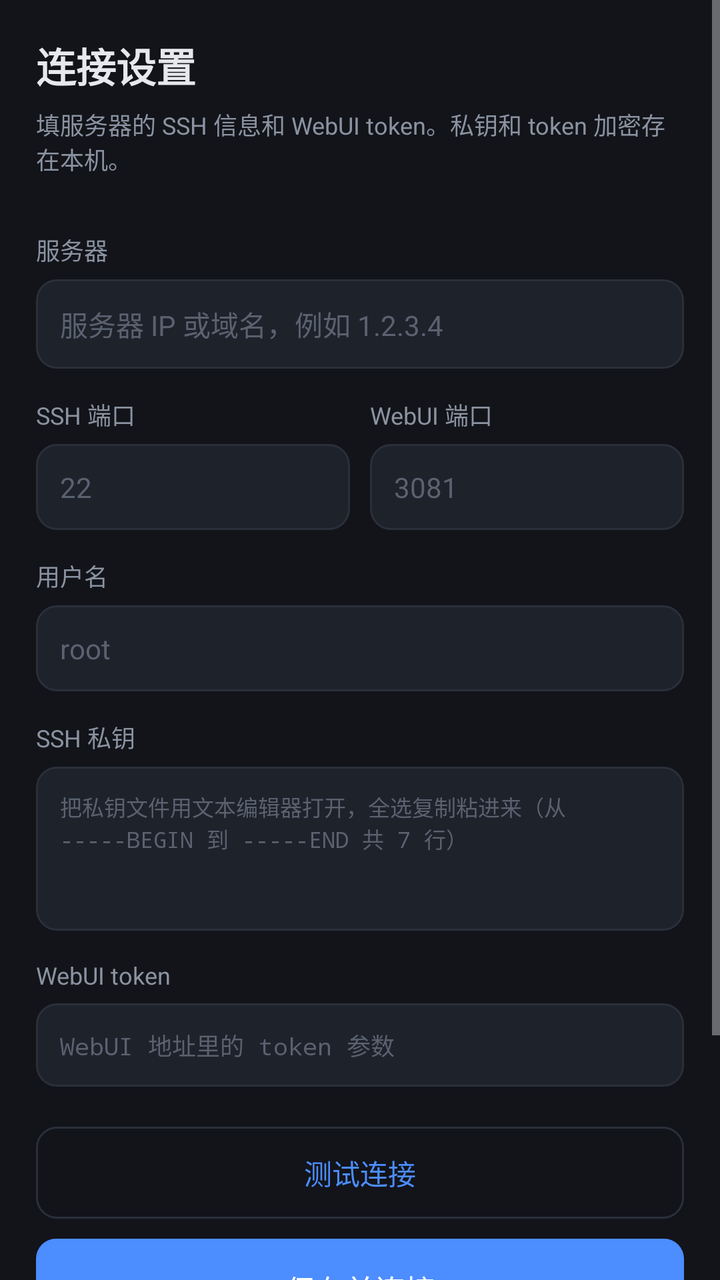
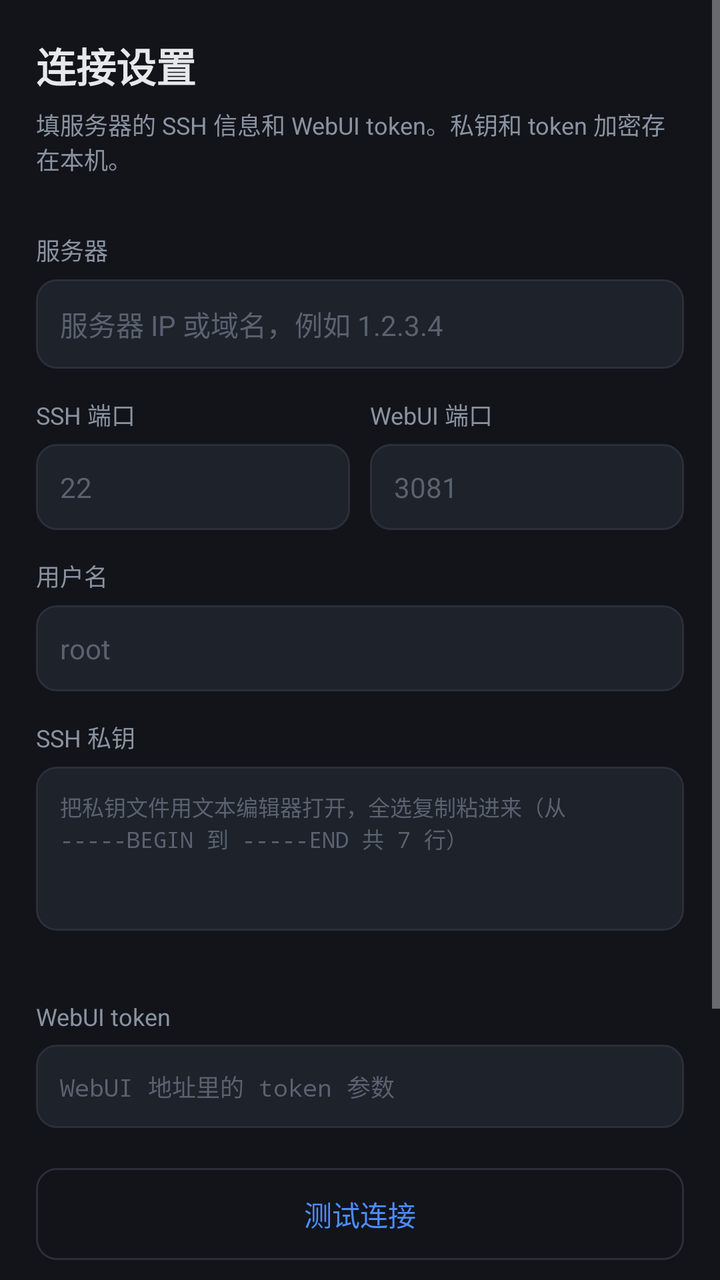

The first picture is an Android layout as it rendered before a commit; the second is the same layout after the commit. The layout source and the unified diff follow.
<!-- AndroidManifest.xml: application theme AppTheme -->
<!-- res/layout/activity_settings.xml -->
<?xml version="1.0" encoding="utf-8"?>
<ScrollView xmlns:android="http://schemas.android.com/apk/res/android"
    android:layout_width="match_parent"
    android:layout_height="match_parent"
    android:background="@color/bg"
    android:fillViewport="true">

    <LinearLayout
        android:layout_width="match_parent"
        android:layout_height="wrap_content"
        android:orientation="vertical"
        android:padding="18dp">

        <TextView
            android:layout_width="wrap_content"
            android:layout_height="wrap_content"
            android:text="@string/settings_title"
            android:textColor="@color/fg"
            android:textSize="20sp"
            android:textStyle="bold"/>

        <TextView
            android:layout_width="wrap_content"
            android:layout_height="wrap_content"
            android:layout_marginTop="6dp"
            android:layout_marginBottom="14dp"
            android:text="@string/settings_desc"
            android:textColor="@color/muted"
            android:textSize="12sp"/>

        <TextView style="@style/Label" android:text="@string/l_host"/>
        <EditText
            android:id="@+id/eHost"
            style="@style/Field"
            android:hint="服务器 IP 或域名，例如 1.2.3.4"
            android:inputType="textUri"/>

        <LinearLayout
            android:layout_width="match_parent"
            android:layout_height="wrap_content"
            android:orientation="horizontal">

            <LinearLayout
                android:layout_width="0dp"
                android:layout_height="wrap_content"
                android:layout_weight="1"
                android:orientation="vertical">
                <TextView style="@style/Label" android:text="@string/l_port"/>
                <EditText
                    android:id="@+id/ePort"
                    style="@style/Field"
                    android:hint="22"
                    android:inputType="number"/>
            </LinearLayout>

            <LinearLayout
                android:layout_width="0dp"
                android:layout_height="wrap_content"
                android:layout_weight="1"
                android:layout_marginStart="10dp"
                android:orientation="vertical">
                <TextView style="@style/Label" android:text="@string/l_webport"/>
                <EditText
                    android:id="@+id/eWebPort"
                    style="@style/Field"
                    android:hint="3081"
                    android:inputType="number"/>
            </LinearLayout>
        </LinearLayout>

        <TextView style="@style/Label" android:text="@string/l_user"/>
        <EditText
            android:id="@+id/eUser"
            style="@style/Field"
            android:hint="root"
            android:inputType="text"/>

        <TextView style="@style/Label" android:text="@string/l_key"/>
        <EditText
            android:id="@+id/eKey"
            style="@style/Field"
            android:hint="@string/l_key_hint"
            android:gravity="top"
            android:minLines="4"
            android:maxLines="8"
            android:inputType="textMultiLine|textNoSuggestions"
            android:textSize="11sp"
            android:fontFamily="monospace"/>

        <TextView style="@style/Label" android:text="@string/l_token"/>
        <EditText
            android:id="@+id/eToken"
            style="@style/Field"
            android:hint="@string/l_token_hint"
            android:inputType="text"
            android:textSize="12sp"
            android:fontFamily="monospace"/>

        <Button
            android:id="@+id/btnTest"
            android:layout_width="match_parent"
            android:layout_height="46dp"
            android:layout_marginTop="20dp"
            android:text="@string/test_conn"
            android:textColor="@color/accent"
            android:textSize="14sp"
            android:background="@drawable/btn_ghost"/>

        <Button
            android:id="@+id/btnSave"
            android:layout_width="match_parent"
            android:layout_height="50dp"
            android:layout_marginTop="10dp"
            android:text="@string/save"
            android:textColor="#ffffff"
            android:textSize="15sp"
            android:background="@drawable/btn_primary"/>

        <LinearLayout
            android:layout_width="match_parent"
            android:layout_height="wrap_content"
            android:layout_marginTop="10dp"
            android:orientation="horizontal">

            <Button
                android:id="@+id/btnLog"
                android:layout_width="0dp"
                android:layout_height="44dp"
                android:layout_weight="1"
                android:text="@string/view_log"
                android:textColor="@color/muted"
                android:background="@drawable/btn_ghost"/>

            <Button
                android:id="@+id/btnCancel"
                android:layout_width="0dp"
                android:layout_height="44dp"
                android:layout_weight="1"
                android:layout_marginStart="8dp"
                android:text="@string/cancel"
                android:textColor="@color/muted"
                android:background="@drawable/btn_ghost"/>
        </LinearLayout>

        <TextView
            android:layout_width="wrap_content"
            android:layout_height="wrap_content"
            android:layout_marginTop="18dp"
            android:text="@string/settings_note"
            android:textColor="@color/muted"
            android:textSize="11sp"/>
    </LinearLayout>
</ScrollView>
<!-- resources referenced by this layout -->
<resources>
  <color name="accent">#4C8DFF</color>
  <color name="bg">#12141A</color>
  <color name="fg">#E6E8EC</color>
  <color name="muted">#8B93A1</color>
  <!-- drawable btn_ghost (drawable) -->
  <?xml version="1.0" encoding="utf-8"?>
  <shape xmlns:android="http://schemas.android.com/apk/res/android" android:shape="rectangle">
      <solid android:color="#00000000"/>
      <corners android:radius="10dp"/>
      <stroke android:width="1dp" android:color="@color/line"/>
  </shape>
  <!-- drawable btn_primary (drawable) -->
  <?xml version="1.0" encoding="utf-8"?>
  <shape xmlns:android="http://schemas.android.com/apk/res/android" android:shape="rectangle">
      <solid android:color="@color/accent"/>
      <corners android:radius="10dp"/>
  </shape>
  <string name="cancel">取消</string>
  <string name="l_host">服务器</string>
  <string name="l_key">SSH 私钥</string>
  <string name="l_key_hint">把私钥文件用文本编辑器打开，全选复制粘进来（从 -----BEGIN 到 -----END 共 7 行）</string>
  <string name="l_port">SSH 端口</string>
  <string name="l_token">WebUI token</string>
  <string name="l_token_hint">WebUI 地址里的 token 参数</string>
  <string name="l_user">用户名</string>
  <string name="l_webport">WebUI 端口</string>
  <string name="save">保存并连接</string>
  <string name="settings_desc">填服务器的 SSH 信息和 WebUI token。私钥和 token 加密存在本机。</string>
  <string name="settings_note">私钥别通过聊天消息复制（会插换行/丢字符）——把文件发过去，用文本编辑器打开再复制。</string>
  <string name="settings_title">连接设置</string>
  <string name="test_conn">测试连接</string>
  <string name="view_log">看日志</string>
  <style name="Field">
          <item name="android:layout_width">match_parent</item>
          <item name="android:layout_height">wrap_content</item>
          <item name="android:paddingStart">12dp</item>
          <item name="android:paddingEnd">12dp</item>
          <item name="android:paddingTop">12dp</item>
          <item name="android:paddingBottom">12dp</item>
          <item name="android:background">@drawable/field</item>
          <item name="android:textColor">@color/fg</item>
          <item name="android:textColorHint">#5A6270</item>
          <item name="android:textSize">14sp</item>
          <item name="android:singleLine">false</item>
      </style>
  <style name="Label">
          <item name="android:layout_width">wrap_content</item>
          <item name="android:layout_height">wrap_content</item>
          <item name="android:layout_marginTop">14dp</item>
          <item name="android:layout_marginBottom">6dp</item>
          <item name="android:textColor">@color/muted</item>
          <item name="android:textSize">12sp</item>
      </style>
  <style name="AppTheme" parent="Theme.AppCompat.NoActionBar">
          <item name="android:windowBackground">@color/bg</item>
          <item name="android:statusBarColor">@color/bar</item>
          <item name="android:navigationBarColor">@color/bar</item>
          <item name="android:windowLightStatusBar">false</item>
          <item name="colorAccent">@color/accent</item>
      </style>
  <color name="line">#2A2F3A</color>
  <!-- drawable field (drawable) -->
  <?xml version="1.0" encoding="utf-8"?>
  <shape xmlns:android="http://schemas.android.com/apk/res/android" android:shape="rectangle">
      <solid android:color="@color/card"/>
      <corners android:radius="10dp"/>
      <stroke android:width="1dp" android:color="@color/line"/>
  </shape>
  <color name="bar">#171A21</color>
  <color name="card">#1E222B</color>
</resources>

<!-- the commit's change to res/layout/activity_settings.xml (unified diff, before → after) -->
@@ -87,6 +87,16 @@
             android:textSize="11sp"
             android:fontFamily="monospace"/>
 
+        <TextView
+            android:id="@+id/tvKeyFp"
+            android:layout_width="match_parent"
+            android:layout_height="wrap_content"
+            android:layout_marginTop="6dp"
+            android:text=""
+            android:textColor="@color/muted"
+            android:textSize="11sp"
+            android:fontFamily="monospace"/>
+
         <TextView style="@style/Label" android:text="@string/l_token"/>
         <EditText
             android:id="@+id/eToken"
